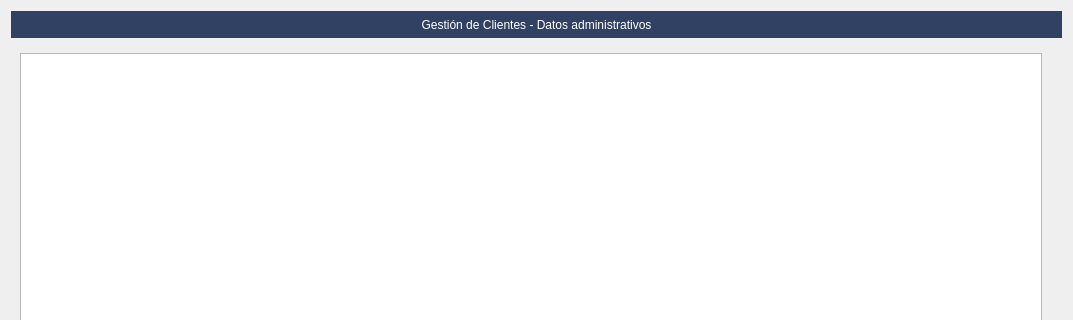
Qt form ui/frmClientes.ui (MarcArtStudio3D/CreativeFlow) before a commit; both pictures show x 0 to 1073 and y 0 to 320 of the 1073 by 732 pixel window.
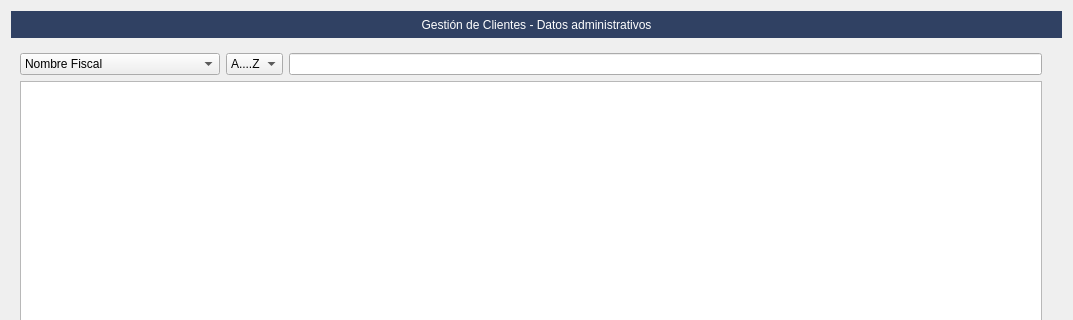
The same form after that commit. The open tabs and pages were chosen to show the change. Icons and pictures are not drawn.

Commit message: Carga clientes y muestra tabla con ellos para poder decidir que cliente editar

What changed in the file:
```diff
--- a/ui/frmClientes.ui
+++ b/ui/frmClientes.ui
@@ -2651,6 +2651,39 @@
         <number>20</number>
        </property>
        <item row="0" column="0">
+        <widget class="QComboBox" name="cboBuscarPor">
+         <property name="minimumSize">
+          <size>
+           <width>200</width>
+           <height>0</height>
+          </size>
+         </property>
+         <item>
+          <property name="text">
+           <string>Nombre Fiscal</string>
+          </property>
+         </item>
+         <item>
+          <property name="text">
+           <string>Nombre Comercial</string>
+          </property>
+         </item>
+         <item>
+          <property name="text">
+           <string>Teléfono</string>
+          </property>
+         </item>
+         <item>
+          <property name="text">
+           <string>Identificador fiscal</string>
+          </property>
+         </item>
+        </widget>
+       </item>
+       <item row="0" column="2">
+        <widget class="QLineEdit" name="lineEdit"/>
+       </item>
+       <item row="1" column="0" colspan="3">
         <widget class="QTableView" name="tabla_busquedas">
          <property name="autoFillBackground">
           <bool>true</bool>
@@ -2681,6 +2714,20 @@
          </attribute>
         </widget>
        </item>
+       <item row="0" column="1">
+        <widget class="QComboBox" name="cboOrden">
+         <item>
+          <property name="text">
+           <string>A....Z</string>
+          </property>
+         </item>
+         <item>
+          <property name="text">
+           <string>Z....A</string>
+          </property>
+         </item>
+        </widget>
+       </item>
       </layout>
      </widget>
     </widget>
```
Left out of the diff: 51 changed lines with no effect on the pictures. The commit also changes 5 other files.
